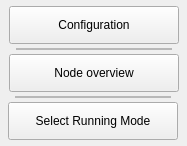
Qt form core/navmenuconfignode.ui (0xkobe/mwc-wallet) before a commit.
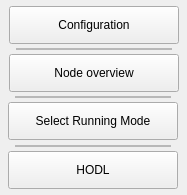
The same form after that commit. Custom widgets are drawn as their Qt base class.

Commit message: HODL implementation

```diff
--- a/core/navmenuconfignode.ui
+++ b/core/navmenuconfignode.ui
@@ -7,7 +7,7 @@
     <x>0</x>
     <y>0</y>
     <width>187</width>
-    <height>146</height>
+    <height>195</height>
    </rect>
   </property>
   <property name="windowTitle">
@@ -87,6 +87,35 @@
     <string>Select Running Mode</string>
    </property>
   </widget>
+  <widget class="control::NavMenuButton" name="hodlButton">
+   <property name="geometry">
+    <rect>
+     <x>8</x>
+     <y>151</y>
+     <width>170</width>
+     <height>38</height>
+    </rect>
+   </property>
+   <property name="text">
+    <string>HODL</string>
+   </property>
+  </widget>
+  <widget class="control::MwcFrameWithBorder" name="frame_7">
+   <property name="geometry">
+    <rect>
+     <x>15</x>
+     <y>145</y>
+     <width>156</width>
+     <height>2</height>
+    </rect>
+   </property>
+   <property name="frameShape">
+    <enum>QFrame::StyledPanel</enum>
+   </property>
+   <property name="frameShadow">
+    <enum>QFrame::Raised</enum>
+   </property>
+  </widget>
  </widget>
  <customwidgets>
   <customwidget>
```
The commit also changes 38 other files.
